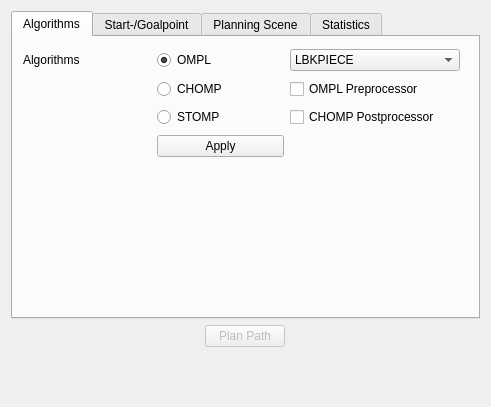
Above: rqt_mypkg/resource/MyPlugin.ui from mounteverset/moveit_path_visualizer before the change. Below: the same form after it.
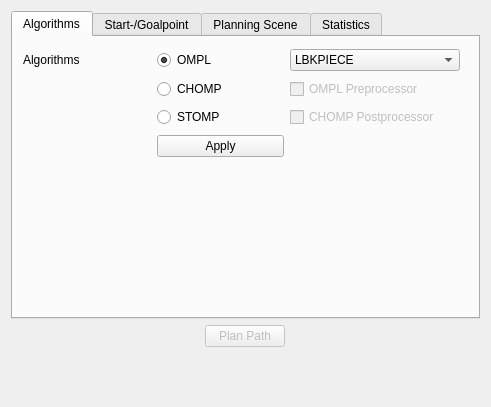
That is the form after the change. The open tabs and pages were chosen to show the change.

Commit message: UI update, added launch files for pre/postprocessing, added export event

Diff of the .ui file:
```diff
--- a/rqt_mypkg/resource/MyPlugin.ui
+++ b/rqt_mypkg/resource/MyPlugin.ui
@@ -258,14 +258,20 @@
          </widget>
         </item>
         <item row="1" column="2">
-         <widget class="QCheckBox" name="checkBox_chomp_preproc">
+         <widget class="QCheckBox" name="checkBox_chomp_ompl_prep">
+          <property name="enabled">
+           <bool>false</bool>
+          </property>
           <property name="text">
            <string>OMPL Preprocessor</string>
           </property>
          </widget>
         </item>
         <item row="2" column="2">
-         <widget class="QCheckBox" name="checkBox_stomp_preproc">
+         <widget class="QCheckBox" name="checkBox_stomp_chomp_postp">
+          <property name="enabled">
+           <bool>false</bool>
+          </property>
           <property name="text">
            <string>CHOMP Postprocessor</string>
           </property>
```
Left out of the diff: 40 changed lines with no effect on the pictures. The commit also changes 3 other files.
